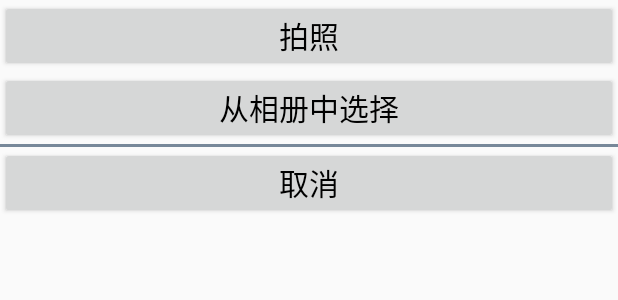
After one commit to roger1245/MyApplication2, an Android app: the layout circler_view.xml on its own in the app's theme, with its tools: preview values and no code run, on a phone screen of 412 x 824 dp. The commit adds this screen. Shown: the top 300 px of the screen. Run offline under Robolectric (Android 15) with nearby library versions, the light colour scheme and no system bars.

Commit message:
完成拍照和从相册中选取图片，用以更改头像

```diff
--- /dev/null
+++ b/app/src/main/res/layout/circler_view.xml
@@ -0,0 +1,39 @@
+<?xml version="1.0" encoding="utf-8"?>
+<LinearLayout
+    xmlns:android="http://schemas.android.com/apk/res/android"
+    android:orientation="vertical"
+    android:layout_width="match_parent"
+    android:layout_height="match_parent">
+    <Button
+        android:id="@+id/take_photo"
+        android:layout_width="match_parent"
+        android:layout_height="wrap_content"
+        android:text="拍照"
+        android:textSize="20sp"
+        android:textColor="@color/colorBlack"
+        android:gravity="center"
+        android:padding="1dp"/>
+    <Button
+        android:id="@+id/choose_album"
+        android:layout_width="match_parent"
+        android:layout_height="wrap_content"
+        android:text="从相册中选择"
+        android:textSize="20sp"
+        android:textColor="@color/colorBlack"
+        android:gravity="center"
+        android:padding="1dp"/>
+    <View
+        android:layout_width="match_parent"
+        android:layout_height="2dp"
+        android:background="#778899" />
+    <Button
+        android:id="@+id/cancel"
+        android:layout_width="match_parent"
+        android:layout_height="wrap_content"
+        android:text="取消"
+        android:textSize="20sp"
+        android:textColor="@color/colorBlack"
+        android:gravity="center"
+        android:padding="1dp"/>
+
+</LinearLayout>
--- a/app/src/main/res/values/colors.xml
+++ b/app/src/main/res/values/colors.xml
@@ -3,4 +3,5 @@
     <color name="colorPrimary">#7136AD</color>
     <color name="colorPrimaryDark">#788BFC</color>
     <color name="colorAccent">#D81B60</color>
+    <color name="colorBlack">#000000</color>
 </resources>
--- /dev/null
+++ b/app/src/main/res/xml/file_paths.xml
@@ -0,0 +1,6 @@
+<?xml version="1.0" encoding="utf-8"?>
+<paths xmlns:android="http://schemas.android.com/apk/res/android">
+    <external-path
+        name="my_images"
+        path="." />
+</paths>
```
Also changed, not shown: app/src/main/AndroidManifest.xml (+9 -0 lines), app/src/main/java/com/example/q/myapplication2/activity/MainActivity2.java (+168 -18 lines).
